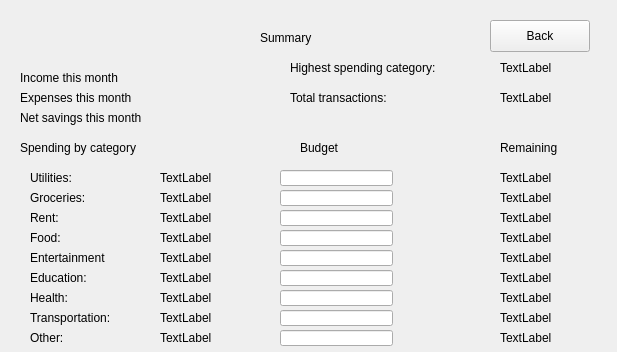
Qt form statistics.ui (mostafaaminn/smartbudget) before a commit.
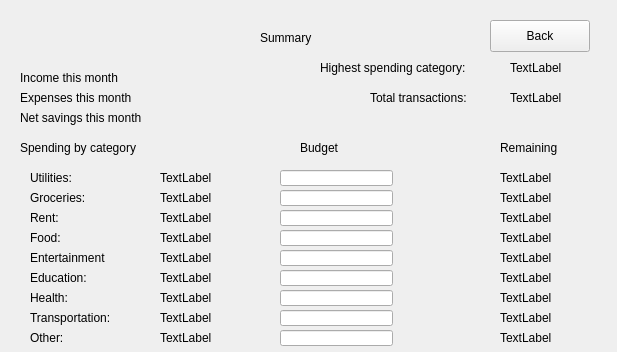
The same form after that commit.

The edit to the form file:
```diff
--- a/statistics.ui
+++ b/statistics.ui
@@ -107,7 +107,7 @@
   <widget class="QLabel" name="label_5">
    <property name="geometry">
     <rect>
-     <x>290</x>
+     <x>320</x>
      <y>60</y>
      <width>171</width>
      <height>16</height>
@@ -224,7 +224,7 @@
   <widget class="QLabel" name="Highestspending">
    <property name="geometry">
     <rect>
-     <x>500</x>
+     <x>510</x>
      <y>60</y>
      <width>58</width>
      <height>16</height>
@@ -328,7 +328,7 @@
   <widget class="QLabel" name="label_14">
    <property name="geometry">
     <rect>
-     <x>290</x>
+     <x>370</x>
      <y>90</y>
      <width>131</width>
      <height>16</height>
@@ -341,7 +341,7 @@
   <widget class="QLabel" name="totalTransactions">
    <property name="geometry">
     <rect>
-     <x>500</x>
+     <x>510</x>
      <y>90</y>
      <width>58</width>
      <height>16</height>
```
Lines whose indentation alone changed are shown as unchanged.
